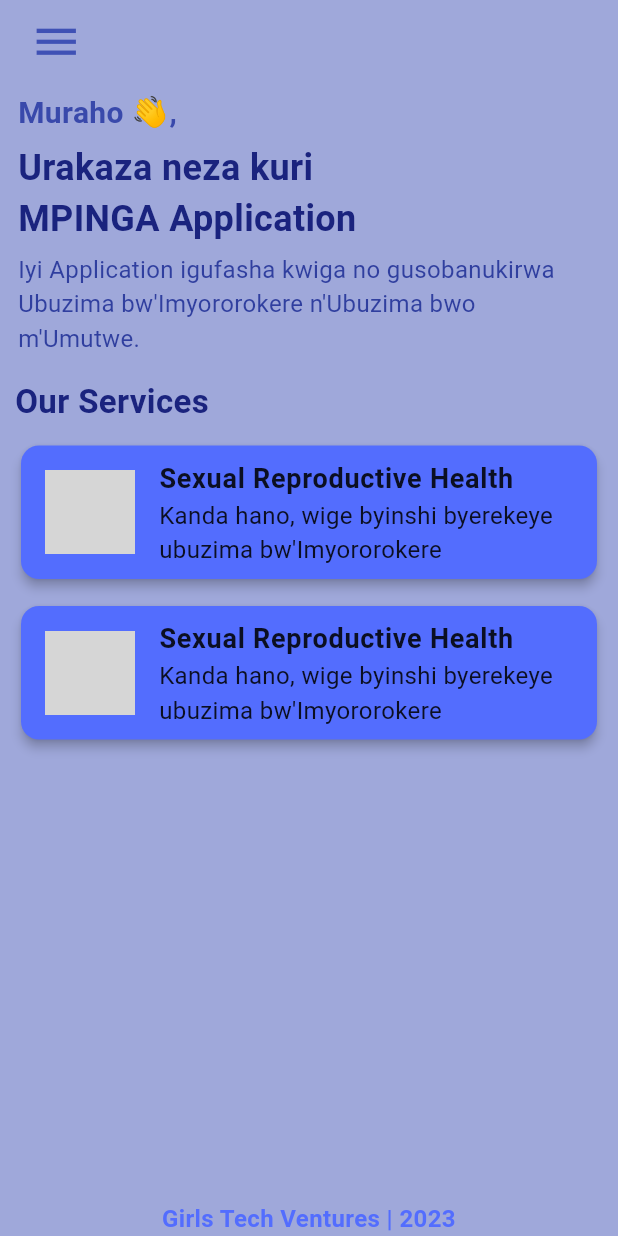
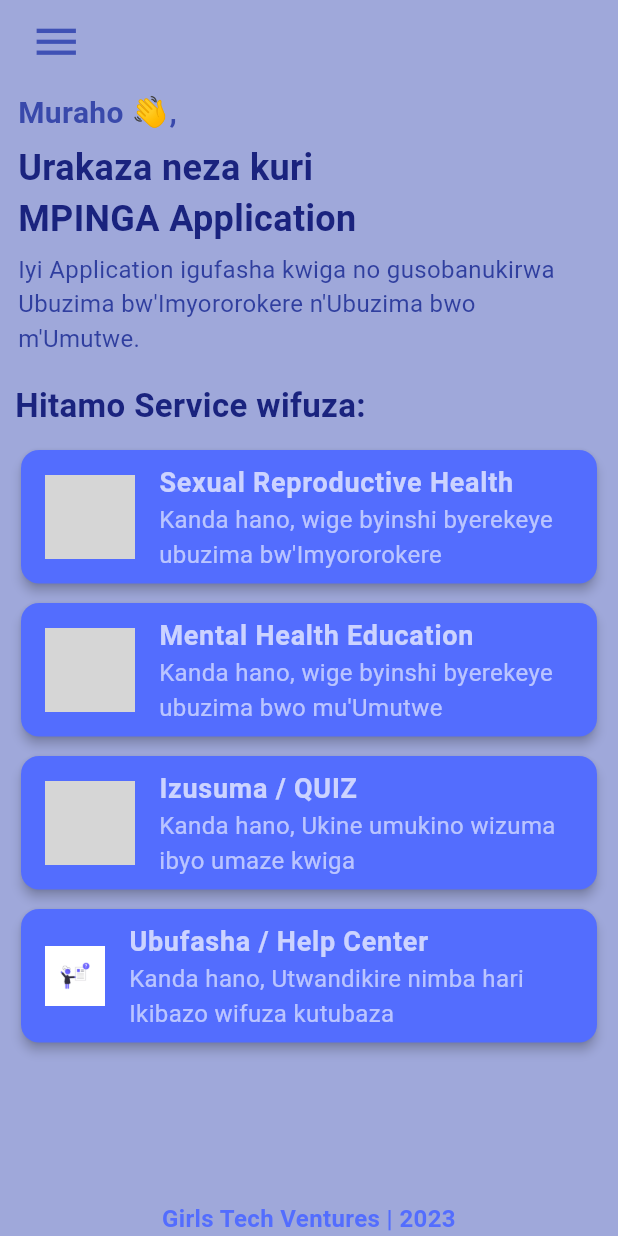
Before and after one commit to Iam-Ntwali/Mpinga, a Flutter app: the HomePage screen opened by its route, on a phone screen of 412 x 824 dp. Run offline on Flutter 3.47's test engine with Material 3 defaults, Android fonts, the phone set to English and light mode, and no system bars; grey boxes are pictures that could not be loaded.

Commit message:
some changes

```diff
--- a/lib/screens/ask_here.dart
+++ b/lib/screens/ask_here.dart
@@ -25,7 +25,7 @@ class _AskHerePageState extends State<AskHerePage> {
           'TWANDIKIRE',
           style: TextStyle(
             fontWeight: FontWeight.bold,
-            fontSize: 30,
+            fontSize: 18,
           ),
         ),
       ),
--- a/lib/screens/homepage.dart
+++ b/lib/screens/homepage.dart
@@ -1,5 +1,7 @@
 import 'package:flutter/material.dart';
 
+import 'ask_here.dart';
+import 'qa.dart';
 import 'srh.dart';
 
 class HomePage extends StatefulWidget {
@@ -12,6 +14,7 @@ class HomePage extends StatefulWidget {
 class _HomePageState extends State<HomePage> {
   @override
   Widget build(BuildContext context) {
+    // Scaffold start here
     return Scaffold(
       backgroundColor: Colors.indigo[200], // Homepage bg color.
 
@@ -37,8 +40,10 @@ class _HomePageState extends State<HomePage> {
       ),
 
       // Body content
-      body: Column(
+      body: SingleChildScrollView(
+        child: Column(
           children: [
+            // Intro contents start here
             Container(
               width: double.infinity,
               padding: const EdgeInsets.symmetric(horizontal: 12, vertical: 5),
@@ -78,14 +83,17 @@ class _HomePageState extends State<HomePage> {
                 ],
               ),
             ),
-          const SizedBox(height: 5),
+            const SizedBox(
+              height: 8,
+            ),
+            // Services content start here
             Container(
               padding: const EdgeInsets.symmetric(horizontal: 10, vertical: 5),
               child: Column(
                 crossAxisAlignment: CrossAxisAlignment.start,
                 children: [
                   Text(
-                  'Our Services',
+                    'Hitamo Service wifuza:',
                     style: TextStyle(
                       fontSize: 22,
                       fontWeight: FontWeight.bold,
@@ -93,6 +101,48 @@ class _HomePageState extends State<HomePage> {
                     ),
                   ),
                   const SizedBox(height: 10),
+
+                  // service 1
+                  GestureDetector(
+                    onTap: () => Navigator.push(
+                      context,
+                      MaterialPageRoute(
+                        builder: (context) => const QuestionAnswer(
+                          question: '',
+                          answer: '',
+                        ),
+                      ),
+                    ),
+                    child: Card(
+                      color: Colors.indigoAccent,
+                      elevation: 3,
+                      child: ListTile(
+                        leading: Image.asset(
+                          'assets/app.png', // Replace with the path to your image
+                          width: 60,
+                          height: 60,
+                        ),
+                        title: const Text(
+                          'Sexual Reproductive Health',
+                          style: TextStyle(
+                            color: Colors.white70,
+                            fontSize: 18,
+                            fontWeight: FontWeight.bold,
+                          ),
+                        ),
+                        subtitle: const Text(
+                          'Kanda hano, wige byinshi byerekeye ubuzima bw\'Imyororokere',
+                          style: TextStyle(
+                            color: Colors.white60,
+                            fontSize: 16,
+                            fontWeight: FontWeight.normal,
+                          ),
+                        ),
+                      ),
+                    ),
+                  ),
+                  const SizedBox(height: 5),
+                  // service 2
                   GestureDetector(
                     onTap: () => Navigator.push(
                       context,
@@ -110,17 +160,17 @@ class _HomePageState extends State<HomePage> {
                           height: 60,
                         ),
                         title: const Text(
-                        'Sexual Reproductive Health',
+                          'Mental Health Education',
                           style: TextStyle(
-                          color: Colors.black87,
+                            color: Colors.white70,
                             fontSize: 18,
                             fontWeight: FontWeight.bold,
                           ),
                         ),
                         subtitle: const Text(
-                        'Kanda hano, wige byinshi byerekeye ubuzima bw\'Imyororokere',
+                          'Kanda hano, wige byinshi byerekeye ubuzima bwo mu\'Umutwe',
                           style: TextStyle(
-                          color: Colors.black87,
+                            color: Colors.white60,
                             fontSize: 16,
                             fontWeight: FontWeight.normal,
                           ),
@@ -128,12 +178,16 @@ class _HomePageState extends State<HomePage> {
                       ),
                     ),
                   ),
-                const SizedBox(height: 10),
+                  const SizedBox(height: 5),
+
+                  // service 3
                   GestureDetector(
-                  onTap: () {
-                    // Handle the tap action for the second service
-                    // You can navigate to a new screen or perform any other action here
-                  },
+                    onTap: () => Navigator.push(
+                      context,
+                      MaterialPageRoute(
+                        builder: (context) => const AskHerePage(),
+                      ),
+                    ),
                     child: Card(
                       color: Colors.indigoAccent,
                       elevation: 3,
@@ -144,17 +198,55 @@ class _HomePageState extends State<HomePage> {
                           height: 60,
                         ),
                         title: const Text(
-                        'Sexual Reproductive Health',
+                          'Izusuma / QUIZ',
                           style: TextStyle(
-                          color: Colors.black87,
+                            color: Colors.white70,
                             fontSize: 18,
                             fontWeight: FontWeight.bold,
                           ),
                         ),
                         subtitle: const Text(
-                        'Kanda hano, wige byinshi byerekeye ubuzima bw\'Imyororokere',
+                          'Kanda hano, Ukine umukino wizuma ibyo umaze kwiga',
                           style: TextStyle(
-                          color: Colors.black87,
+                            color: Colors.white60,
+                            fontSize: 16,
+                            fontWeight: FontWeight.normal,
+                          ),
+                        ),
+                      ),
+                    ),
+                  ),
+                  const SizedBox(height: 5),
+
+                  // service 1
+                  GestureDetector(
+                    onTap: () => Navigator.push(
+                      context,
+                      MaterialPageRoute(
+                        builder: (context) => const AskHerePage(),
+                      ),
+                    ),
+                    child: Card(
+                      color: Colors.indigoAccent,
+                      elevation: 3,
+                      child: ListTile(
+                        leading: Image.asset(
+                          'assets/qn.png', // Replace with the path to your image
+                          width: 40,
+                          height: 40,
+                        ),
+                        title: const Text(
+                          'Ubufasha / Help Center',
+                          style: TextStyle(
+                            color: Colors.white70,
+                            fontSize: 18,
+                            fontWeight: FontWeight.bold,
+                          ),
+                        ),
+                        subtitle: const Text(
+                          'Kanda hano, Utwandikire nimba hari Ikibazo wifuza kutubaza',
+                          style: TextStyle(
+                            color: Colors.white60,
                             fontSize: 16,
                             fontWeight: FontWeight.normal,
                           ),
@@ -166,6 +258,7 @@ class _HomePageState extends State<HomePage> {
               ),
             ),
           ],
+        ),
       ),
 
       bottomNavigationBar: const SizedBox(
--- a/lib/screens/srh.dart
+++ b/lib/screens/srh.dart
@@ -14,8 +14,9 @@ class SrhPage extends StatefulWidget {
 class _SrhPageState extends State<SrhPage> {
   @override
   Widget build(BuildContext context) {
+    // Scaffold start here
     return Scaffold(
-      backgroundColor: Colors.indigo[200], // Homepage bg color.
+      backgroundColor: Colors.indigo[200],
 
       // AppBar Start here
       appBar: AppBar(
```
Lines whose indentation alone changed are shown as unchanged.
